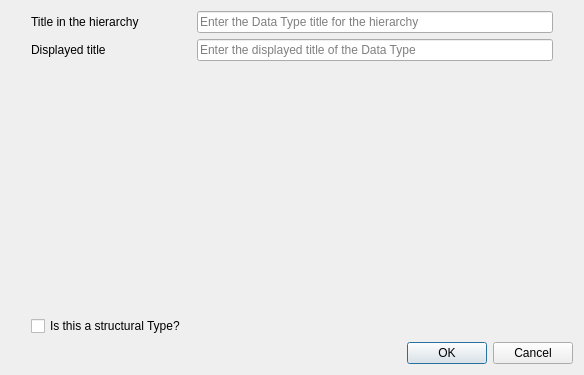
Before: the Qt Designer form pasta_eln/GUI/data_hierarchy/create_type_dialog_base.ui in PASTA-ELN/pasta-eln, drawn with Qt 5.
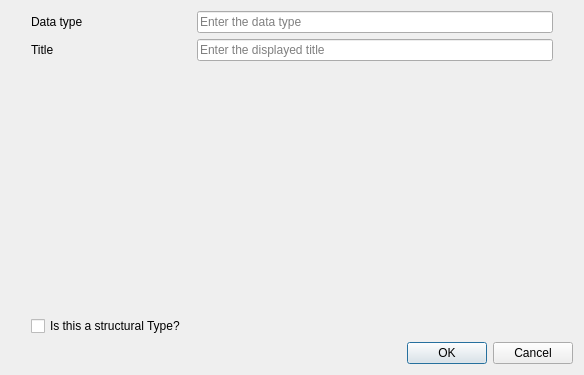
After: the same form once the commit is applied.

Commit message: - Altered the textual information for buttons, labels & tooltips in data_hierarchy_editor_dialog_base.ui and create_type_dialog_base.ui.

The edit to the form file:
```diff
--- a/pasta_eln/GUI/data_hierarchy/create_type_dialog_base.ui
+++ b/pasta_eln/GUI/data_hierarchy/create_type_dialog_base.ui
@@ -33,7 +33,7 @@
           </size>
          </property>
          <property name="text">
-          <string>Title in the hierarchy</string>
+          <string>Data type</string>
          </property>
         </widget>
        </item>
@@ -59,7 +59,7 @@
           <string>Exclude titles which start with 'x' (reserved for structure level titles) or whitespace</string>
          </property>
          <property name="placeholderText">
-          <string>Enter the Data Type title for the hierarchy</string>
+          <string>Enter the data type</string>
          </property>
          <property name="clearButtonEnabled">
           <bool>true</bool>
@@ -79,7 +79,7 @@
           </size>
          </property>
          <property name="text">
-          <string>Displayed title</string>
+          <string>Title</string>
          </property>
         </widget>
        </item>
@@ -105,7 +105,7 @@
           <string>Enter displayed title for the new type, which can also be modified later in the main editor window</string>
          </property>
          <property name="placeholderText">
-          <string>Enter the displayed title of the Data Type</string>
+          <string>Enter the displayed title</string>
          </property>
          <property name="clearButtonEnabled">
           <bool>true</bool>
```
Left out of the diff: 2 changed lines with no effect on the pictures. The commit also changes 3 other files.
